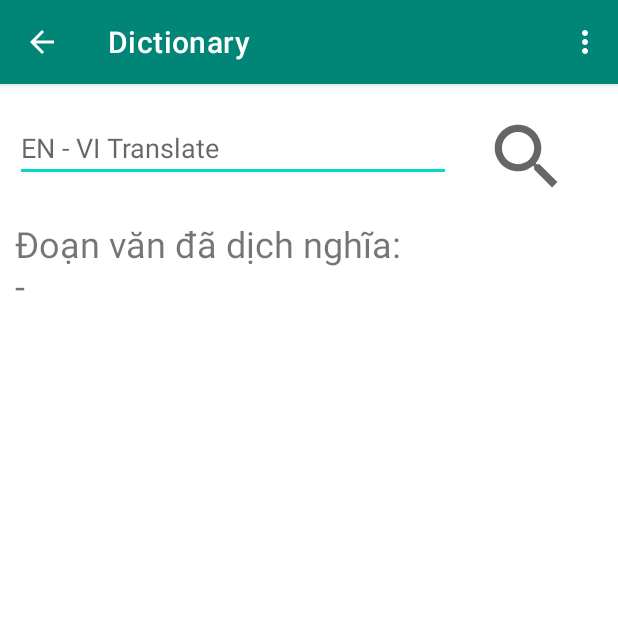
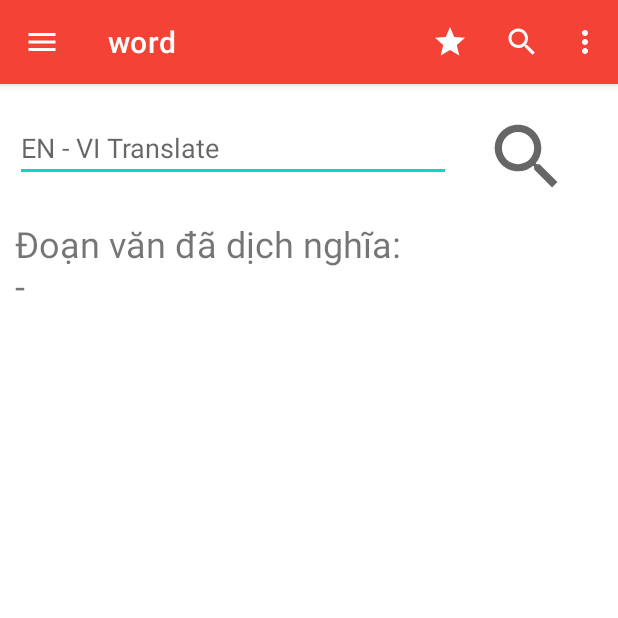
Before and after one commit to tuannq2299/Dictionary, an Android app: the VnActivity screen opened directly, with no data from a screen before it, in the options menu, after a tap on "Setting", on a phone screen of 412 x 824 dp, the top half of it. Run offline under Robolectric (Android 15) with nearby library versions, the phone set to English and light mode, and no system bars.

```diff
--- a/app/build.gradle
+++ b/app/build.gradle
@@ -41,4 +41,5 @@ dependencies {
     androidTestImplementation 'androidx.test.espresso:espresso-core:3.3.0'
     implementation 'com.google.code.gson:gson:2.8.6'
     implementation 'com.android.support:design:30.0.0'
+    implementation 'com.android.support:appcompat-v7:30.0.0'
 }
--- a/app/src/main/AndroidManifest.xml
+++ b/app/src/main/AndroidManifest.xml
@@ -10,7 +10,7 @@
         android:label="@string/app_name"
         android:roundIcon="@mipmap/icon"
         android:supportsRtl="true"
-        android:theme="@style/Theme.TFlat">
+        android:theme="@style/Theme.TFlat.NoActionBar">
         <activity
             android:name=".TabActivity"
             android:label="@string/title_activity_tab"
--- a/app/src/main/java/com/tuannq/tflat/DictionaryRequest.java
+++ b/app/src/main/java/com/tuannq/tflat/DictionaryRequest.java
@@ -11,6 +11,8 @@ import android.util.Log;
 import android.widget.TextView;
 import android.widget.Toast;
 
+import com.google.android.material.appbar.MaterialToolbar;
+
 import org.json.JSONArray;
 import org.json.JSONObject;
 
@@ -19,7 +21,7 @@ public class DictionaryRequest extends AsyncTask<String,Integer,String>{
     final String app_key = "a68b0b254a7d42f295118179935bf538";
     String myURL;
     TextView tv;
-
+    MaterialToolbar topAppBar;
     DictionaryRequest(TextView tv) {
         this.tv= tv;
     }
--- a/app/src/main/java/com/tuannq/tflat/VnActivity.java
+++ b/app/src/main/java/com/tuannq/tflat/VnActivity.java
@@ -1,6 +1,7 @@
 package com.tuannq.tflat;
 
 import androidx.appcompat.app.AppCompatActivity;
+import androidx.appcompat.widget.Toolbar;
 
 import android.os.Bundle;
 import android.os.NetworkOnMainThreadException;
@@ -12,6 +13,8 @@ import android.widget.EditText;
 import android.widget.ImageView;
 import android.widget.TextView;
 import android.widget.Toast;
+
+import com.google.android.material.appbar.MaterialToolbar;
 
 import java.io.BufferedReader;
 import java.io.IOException;
@@ -26,6 +29,7 @@ public class VnActivity extends AppCompatActivity {
     ImageView ivSearch;
     TextView tvTranslate;
     Translator VnTrans;
+    MaterialToolbar topAppBar;
     @Override
     protected void onCreate(Bundle savedInstanceState) throws NetworkOnMainThreadException {
         super.onCreate(savedInstanceState);
@@ -33,6 +37,7 @@ public class VnActivity extends AppCompatActivity {
         etWord = findViewById(R.id.etWord_EN_VN);
         ivSearch = findViewById(R.id.ivSearch_VI);
         tvTranslate = findViewById(R.id.tvTranslate_VI);
+        topAppBar = findViewById(R.id.topAppBarVN);
         ivSearch.setOnClickListener(new View.OnClickListener() {
             @Override
             public void onClick(View v) {
@@ -41,37 +46,35 @@ public class VnActivity extends AppCompatActivity {
                 trans.execute(text);
             }
         });
-        getSupportActionBar().setDisplayHomeAsUpEnabled(true);
-    }
-    @Override
-    public boolean onCreateOptionsMenu(Menu menu) {
-        getMenuInflater().inflate(R.menu.menu,menu);
-        return super.onCreateOptionsMenu(menu);
-    }
 
-    @Override
-    public boolean onOptionsItemSelected(MenuItem item) {
+        topAppBar.setNavigationOnClickListener(new View.OnClickListener() {
+            @Override
+            public void onClick(View v) {
 
-        // Toast.makeText(MainActivity.this,"selected",Toa)
-        switch (item.getItemId()) {
-            case R.id.menuSetting:
-                Toast.makeText(VnActivity.this, "Setting selected", Toast.LENGTH_SHORT).show();
-                break;
-            case R.id.menuSearch:
-                Toast.makeText(VnActivity.this, "Search selected", Toast.LENGTH_SHORT).show();
-                break;
-            case R.id.menuExit:
-                VnActivity.this.finish();
-                break;
-            case android.R.id.home:
-                // todo: goto back activity from here
-                finish();
-                return true;
-            default:
-                return super.onOptionsItemSelected(item);
-        }
-        return super.onOptionsItemSelected(item);
-    }
+            }
+        });
+
+        topAppBar.setOnMenuItemClickListener(new Toolbar.OnMenuItemClickListener() {
+            @Override
+            public boolean onMenuItemClick(MenuItem item) {
+                switch(item.getItemId()){
+                    case R.id.favorite:
+                        Toast.makeText(VnActivity.this,"Favorite",Toast.LENGTH_SHORT).show();
+                        break;
+                    case R.id.search:
+                        Toast.makeText(VnActivity.this,"Search",Toast.LENGTH_SHORT).show();
+                        break;
+                    case R.id.more:
+                        break;
+                    case R.id.menuSetting:
+                        Toast.makeText(VnActivity.this,"Setting",Toast.LENGTH_SHORT).show();
+                        break;
+
+                }
+                return false;
+            }
+        });
+}
     private static String translate( String text) throws IOException {
         // INSERT YOU URL HERE
         String urlStr = "https://script.google.com/macros/s/AKfycbwWT9BNzQRMANmu-hgLYwxYB0fOWKd-1L76A0O5laLhiCcz5bfV2QJCovtOHve5SlVx/exec" +
--- /dev/null
+++ b/app/src/main/res/drawable/favorite.xml
@@ -0,0 +1,10 @@
+<vector xmlns:android="http://schemas.android.com/apk/res/android"
+    android:width="24dp"
+    android:height="24dp"
+    android:viewportWidth="24"
+    android:viewportHeight="24"
+    android:tint="?attr/colorControlNormal">
+  <path
+      android:fillColor="@android:color/white"
+      android:pathData="M12,17.27L18.18,21l-1.64,-7.03L22,9.24l-7.19,-0.61L12,2 9.19,8.63 2,9.24l5.46,4.73L5.82,21z"/>
+</vector>
--- /dev/null
+++ b/app/src/main/res/drawable/menu.xml
@@ -0,0 +1,10 @@
+<vector xmlns:android="http://schemas.android.com/apk/res/android"
+    android:width="24dp"
+    android:height="24dp"
+    android:viewportWidth="24"
+    android:viewportHeight="24"
+    android:tint="?attr/colorControlNormal">
+  <path
+      android:fillColor="@android:color/white"
+      android:pathData="M3,18h18v-2L3,16v2zM3,13h18v-2L3,11v2zM3,6v2h18L21,6L3,6z"/>
+</vector>
--- a/app/src/main/res/layout/activity_vn.xml
+++ b/app/src/main/res/layout/activity_vn.xml
@@ -7,6 +7,20 @@
     android:orientation="vertical"
     tools:context=".VnActivity">
 
+    <com.google.android.material.appbar.AppBarLayout
+        android:layout_width="match_parent"
+        android:layout_height="wrap_content">
+
+        <com.google.android.material.appbar.MaterialToolbar
+            android:id="@+id/topAppBarVN"
+            style="@style/Widget.MaterialComponents.Toolbar.Primary"
+            android:layout_width="match_parent"
+            android:layout_height="?attr/actionBarSize"
+            app:menu="@menu/menu"
+            app:navigationIcon="@drawable/menu"
+            app:title="@string/word" />
+
+    </com.google.android.material.appbar.AppBarLayout>
     <LinearLayout
         android:layout_width="match_parent"
         android:layout_height="70dp"
--- a/app/src/main/res/layout/fragment_home1.xml
+++ b/app/src/main/res/layout/fragment_home1.xml
@@ -4,7 +4,8 @@
     xmlns:tools="http://schemas.android.com/tools"
     android:layout_width="match_parent"
     android:layout_height="match_parent"
-    android:orientation="vertical">
+    android:orientation="vertical"
+    android:id="@+id/frag_home1">
 
 
     <TextView
--- a/app/src/main/res/menu/menu.xml
+++ b/app/src/main/res/menu/menu.xml
@@ -1,6 +1,27 @@
 <?xml version="1.0" encoding="utf-8"?>
-<menu xmlns:android="http://schemas.android.com/apk/res/android">
-    <item android:title="Setting" android:id="@+id/menuSetting"></item>
-    <item android:title="Search" android:id="@+id/menuSearch"></item>
-    <item android:title="Exit" android:id="@+id/menuExit"></item>
+<menu xmlns:android="http://schemas.android.com/apk/res/android"
+    xmlns:app="http://schemas.android.com/apk/res-auto">
+
+    <item
+        android:id="@+id/favorite"
+        android:icon="@drawable/favorite"
+        android:title="@string/favorite"
+        android:contentDescription="@string/favorite"
+        app:showAsAction="ifRoom" />
+
+    <item
+        android:id="@+id/search"
+        android:icon="@drawable/search"
+        android:title="@string/search"
+        android:contentDescription="@string/search"
+        app:showAsAction="ifRoom" />
+
+    <item
+        android:id="@+id/more"
+        android:title="@string/more"
+        android:contentDescription="@string/more"
+        app:showAsAction="never">
+        <item android:title="Setting" android:id="@+id/menuSetting"></item>
+    </item>
+
 </menu>
--- a/app/src/main/res/values/colors.xml
+++ b/app/src/main/res/values/colors.xml
@@ -8,4 +8,5 @@
     <color name="black">#FF000000</color>
     <color name="white">#FFFFFFFF</color>
     <color name="main">#008577</color>
+    <color name="red">#F44336</color>
 </resources>
--- a/app/src/main/res/values/strings.xml
+++ b/app/src/main/res/values/strings.xml
@@ -3,4 +3,8 @@
     <string name="title_activity_tab">TabActivity</string>
     <string name="tab_text_1">Dictionary</string>
     <string name="tab_text_2">Learning</string>
+    <string name="search">search</string>
+    <string name="favorite">favorite</string>
+    <string name="more">more</string>
+    <string name="word">word</string>
 </resources>
--- a/app/src/main/res/values/themes.xml
+++ b/app/src/main/res/values/themes.xml
@@ -2,7 +2,7 @@
     <!-- Base application theme. -->
     <style name="Theme.TFlat" parent="Theme.MaterialComponents.DayNight.DarkActionBar">
         <!-- Primary brand color. -->
-        <item name="colorPrimary">@color/main</item>
+        <item name="colorPrimary">@color/red</item>
         <item name="colorPrimaryVariant">@color/purple_700</item>
         <item name="colorOnPrimary">@color/white</item>
         <!-- Secondary brand color. -->
@@ -22,4 +22,5 @@
     <style name="Theme.TFlat.AppBarOverlay" parent="ThemeOverlay.AppCompat.Dark.ActionBar" />
 
     <style name="Theme.TFlat.PopupOverlay" parent="ThemeOverlay.AppCompat.Light" />
+
 </resources>
```
Also changed, not shown: app/src/main/java/com/tuannq/tflat/TranslateActivity.java (+69 -32 lines), app/src/main/res/drawable/back.xml (added, +11 -0 lines), app/src/main/res/drawable/no_favorite.xml (added, +10 -0 lines), app/src/main/res/layout/activity_translate.xml (+29 -2 lines), app/src/main/res/layout/test.xml (deleted, +0 -43 lines).
